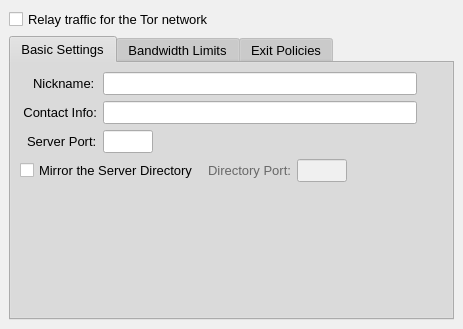
The window that src/gui/config/serverpage.ui (a-ilin/vidalia) describes before a commit, drawn with Qt 5.
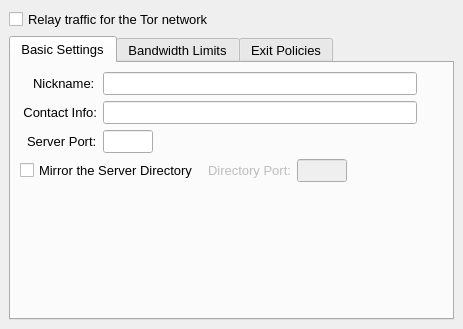
The same window after the commit. Icons and pictures are not drawn.

Commit message:
Remove the custom palette settings in all .ui files.
svn:r1925

The edit to the form file:
```diff
--- a/src/gui/config/serverpage.ui
+++ b/src/gui/config/serverpage.ui
@@ -9,475 +9,6 @@
     <height>329</height>
    </rect>
   </property>
-  <property name="palette" >
-   <palette>
-    <active>
-     <colorrole role="WindowText" >
-      <brush brushstyle="SolidPattern" >
-       <color alpha="255" >
-        <red>0</red>
-        <green>0</green>
-        <blue>0</blue>
-       </color>
-      </brush>
-     </colorrole>
-     <colorrole role="Button" >
-      <brush brushstyle="SolidPattern" >
-       <color alpha="255" >
-        <red>208</red>
-        <green>208</green>
-        <blue>208</blue>
-       </color>
-      </brush>
-     </colorrole>
-     <colorrole role="Light" >
-      <brush brushstyle="SolidPattern" >
-       <color alpha="255" >
-        <red>255</red>
-        <green>255</green>
-        <blue>255</blue>
-       </color>
-      </brush>
-     </colorrole>
-     <colorrole role="Midlight" >
-      <brush brushstyle="SolidPattern" >
-       <color alpha="255" >
-        <red>247</red>
-        <green>247</green>
-        <blue>247</blue>
-       </color>
-      </brush>
-     </colorrole>
-     <colorrole role="Dark" >
-      <brush brushstyle="SolidPattern" >
-       <color alpha="255" >
-        <red>104</red>
-        <green>104</green>
-        <blue>104</blue>
-       </color>
-      </brush>
-     </colorrole>
-     <colorrole role="Mid" >
-      <brush brushstyle="SolidPattern" >
-       <color alpha="255" >
-        <red>139</red>
-        <green>139</green>
-        <blue>139</blue>
-       </color>
-      </brush>
-     </colorrole>
-     <colorrole role="Text" >
-      <brush brushstyle="SolidPattern" >
-       <color alpha="255" >
-        <red>0</red>
-        <green>0</green>
-        <blue>0</blue>
-       </color>
-      </brush>
-     </colorrole>
-     <colorrole role="BrightText" >
-      <brush brushstyle="SolidPattern" >
-       <color alpha="255" >
-        <red>255</red>
-        <green>255</green>
-        <blue>255</blue>
-       </color>
-      </brush>
-     </colorrole>
-     <colorrole role="ButtonText" >
-      <brush brushstyle="SolidPattern" >
-       <color alpha="255" >
-        <red>0</red>
-        <green>0</green>
-        <blue>0</blue>
-       </color>
-      </brush>
-     </colorrole>
-     <colorrole role="Base" >
-      <brush brushstyle="SolidPattern" >
-       <color alpha="255" >
-        <red>255</red>
-        <green>255</green>
-        <blue>255</blue>
-       </color>
-      </brush>
-     </colorrole>
-     <colorrole role="Window" >
-      <brush brushstyle="SolidPattern" >
-       <color alpha="255" >
-        <red>240</red>
-        <green>240</green>
-        <blue>240</blue>
-       </color>
-      </brush>
-     </colorrole>
-     <colorrole role="Shadow" >
-      <brush brushstyle="SolidPattern" >
-       <color alpha="255" >
-        <red>0</red>
-        <green>0</green>
-        <blue>0</blue>
-       </color>
-      </brush>
-     </colorrole>
-     <colorrole role="Highlight" >
-      <brush brushstyle="SolidPattern" >
-       <color alpha="255" >
-        <red>0</red>
-        <green>0</green>
-        <blue>128</blue>
-       </color>
-      </brush>
-     </colorrole>
-     <colorrole role="HighlightedText" >
-      <brush brushstyle="SolidPattern" >
-       <color alpha="255" >
-        <red>255</red>
-        <green>255</green>
-        <blue>255</blue>
-       </color>
-      </brush>
-     </colorrole>
-     <colorrole role="Link" >
-      <brush brushstyle="SolidPattern" >
-       <color alpha="255" >
-        <red>0</red>
-        <green>0</green>
-        <blue>255</blue>
-       </color>
-      </brush>
-     </colorrole>
-     <colorrole role="LinkVisited" >
-      <brush brushstyle="SolidPattern" >
-       <color alpha="255" >
-        <red>255</red>
-        <green>0</green>
-        <blue>255</blue>
-       </color>
-      </brush>
-     </colorrole>
-     <colorrole role="AlternateBase" >
-      <brush brushstyle="SolidPattern" >
-       <color alpha="255" >
-        <red>231</red>
-        <green>231</green>
-        <blue>231</blue>
-       </color>
-      </brush>
-     </colorrole>
-    </active>
-    <inactive>
-     <colorrole role="WindowText" >
-      <brush brushstyle="SolidPattern" >
-       <color alpha="255" >
-        <red>0</red>
-        <green>0</green>
-        <blue>0</blue>
-       </color>
-      </brush>
-     </colorrole>
-     <colorrole role="Button" >
-      <brush brushstyle="SolidPattern" >
-       <color alpha="255" >
-        <red>208</red>
-        <green>208</green>
-        <blue>208</blue>
-       </color>
-      </brush>
-     </colorrole>
-     <colorrole role="Light" >
-      <brush brushstyle="SolidPattern" >
-       <color alpha="255" >
-        <red>255</red>
-        <green>255</green>
-        <blue>255</blue>
-       </color>
-      </brush>
-     </colorrole>
-     <colorrole role="Midlight" >
-      <brush brushstyle="SolidPattern" >
-       <color alpha="255" >
-        <red>247</red>
-        <green>247</green>
-        <blue>247</blue>
-       </color>
-      </brush>
-     </colorrole>
-     <colorrole role="Dark" >
-      <brush brushstyle="SolidPattern" >
-       <color alpha="255" >
-        <red>104</red>
-        <green>104</green>
-        <blue>104</blue>
-       </color>
-      </brush>
-     </colorrole>
-     <colorrole role="Mid" >
-      <brush brushstyle="SolidPattern" >
-       <color alpha="255" >
-        <red>139</red>
-        <green>139</green>
-        <blue>139</blue>
-       </color>
-      </brush>
-     </colorrole>
-     <colorrole role="Text" >
-      <brush brushstyle="SolidPattern" >
-       <color alpha="255" >
-        <red>0</red>
-        <green>0</green>
-        <blue>0</blue>
-       </color>
-      </brush>
-     </colorrole>
-     <colorrole role="BrightText" >
-      <brush brushstyle="SolidPattern" >
-       <color alpha="255" >
-        <red>255</red>
-        <green>255</green>
-        <blue>255</blue>
-       </color>
-      </brush>
-     </colorrole>
-     <colorrole role="ButtonText" >
-      <brush brushstyle="SolidPattern" >
-       <color alpha="255" >
-        <red>0</red>
-        <green>0</green>
-        <blue>0</blue>
-       </color>
-      </brush>
-     </colorrole>
-     <colorrole role="Base" >
-      <brush brushstyle="SolidPattern" >
-       <color alpha="255" >
-        <red>255</red>
-        <green>255</green>
-        <blue>255</blue>
-       </color>
-      </brush>
-     </colorrole>
-     <colorrole role="Window" >
-      <brush brushstyle="SolidPattern" >
-       <color alpha="255" >
-        <red>240</red>
-        <green>240</green>
-        <blue>240</blue>
-       </color>
-      </brush>
-     </colorrole>
-     <colorrole role="Shadow" >
-      <brush brushstyle="SolidPattern" >
-       <color alpha="255" >
-        <red>0</red>
-        <green>0</green>
-        <blue>0</blue>
-       </color>
-      </brush>
-     </colorrole>
-     <colorrole role="Highlight" >
-      <brush brushstyle="SolidPattern" >
-       <color alpha="255" >
-        <red>192</red>
-        <green>192</green>
-        <blue>192</blue>
-       </color>
-      </brush>
-     </colorrole>
-     <colorrole role="HighlightedText" >
-      <brush brushstyle="SolidPattern" >
-       <color alpha="255" >
-        <red>0</red>
-        <green>0</green>
-        <blue>0</blue>
-       </color>
-      </brush>
-     </colorrole>
-     <colorrole role="Link" >
-      <brush brushstyle="SolidPattern" >
-       <color alpha="255" >
-        <red>0</red>
-        <green>0</green>
-        <blue>255</blue>
-       </color>
-      </brush>
-     </colorrole>
-     <colorrole role="LinkVisited" >
-      <brush brushstyle="SolidPattern" >
-       <color alpha="255" >
-        <red>255</red>
-        <green>0</green>
-        <blue>255</blue>
-       </color>
-      </brush>
-     </colorrole>
-     <colorrole role="AlternateBase" >
-      <brush brushstyle="SolidPattern" >
-       <color alpha="255" >
-        <red>231</red>
-        <green>231</green>
-        <blue>231</blue>
-       </color>
-      </brush>
-     </colorrole>
-    </inactive>
-    <disabled>
-     <colorrole role="WindowText" >
-      <brush brushstyle="SolidPattern" >
-       <color alpha="255" >
-        <red>104</red>
-        <green>104</green>
-        <blue>104</blue>
-       </color>
-      </brush>
-     </colorrole>
-     <colorrole role="Button" >
-      <brush brushstyle="SolidPattern" >
-       <color alpha="255" >
-        <red>208</red>
-        <green>208</green>
-        <blue>208</blue>
-       </color>
-      </brush>
-     </colorrole>
-     <colorrole role="Light" >
-      <brush brushstyle="SolidPattern" >
-       <color alpha="255" >
-        <red>255</red>
-        <green>255</green>
-        <blue>255</blue>
-       </color>
-      </brush>
-     </colorrole>
-     <colorrole role="Midlight" >
-      <brush brushstyle="SolidPattern" >
-       <color alpha="255" >
-        <red>247</red>
-        <green>247</green>
-        <blue>247</blue>
-       </color>
-      </brush>
-     </colorrole>
-     <colorrole role="Dark" >
-      <brush brushstyle="SolidPattern" >
-       <color alpha="255" >
-        <red>104</red>
-        <green>104</green>
-        <blue>104</blue>
-       </color>
-      </brush>
-     </colorrole>
-     <colorrole role="Mid" >
-      <brush brushstyle="SolidPattern" >
-       <color alpha="255" >
-        <red>139</red>
-        <green>139</green>
-        <blue>139</blue>
-       </color>
-      </brush>
-     </colorrole>
-     <colorrole role="Text" >
-      <brush brushstyle="SolidPattern" >
-       <color alpha="255" >
-        <red>104</red>
-        <green>104</green>
-        <blue>104</blue>
-       </color>
-      </brush>
-     </colorrole>
-     <colorrole role="BrightText" >
-      <brush brushstyle="SolidPattern" >
-       <color alpha="255" >
-        <red>255</red>
-        <green>255</green>
-        <blue>255</blue>
-       </color>
-      </brush>
-     </colorrole>
-     <colorrole role="ButtonText" >
-      <brush brushstyle="SolidPattern" >
-       <color alpha="255" >
-        <red>104</red>
-        <green>104</green>
-        <blue>104</blue>
-       </color>
-      </brush>
-     </colorrole>
-     <colorrole role="Base" >
-      <brush brushstyle="SolidPattern" >
-       <color alpha="255" >
-        <red>240</red>
-        <green>240</green>
-        <blue>240</blue>
-       </color>
-      </brush>
-     </colorrole>
-     <colorrole role="Window" >
-      <brush brushstyle="SolidPattern" >
-       <color alpha="255" >
-        <red>240</red>
-        <green>240</green>
-        <blue>240</blue>
-       </color>
-      </brush>
-     </colorrole>
-     <colorrole role="Shadow" >
-      <brush brushstyle="SolidPattern" >
-       <color alpha="255" >
-        <red>0</red>
-        <green>0</green>
-        <blue>0</blue>
-       </color>
-      </brush>
-     </colorrole>
-     <colorrole role="Highlight" >
-      <brush brushstyle="SolidPattern" >
-       <color alpha="255" >
-        <red>0</red>
-        <green>0</green>
-        <blue>128</blue>
-       </color>
-      </brush>
-     </colorrole>
-     <colorrole role="HighlightedText" >
-      <brush brushstyle="SolidPattern" >
-       <color alpha="255" >
-        <red>255</red>
-        <green>255</green>
-        <blue>255</blue>
-       </color>
-      </brush>
-     </colorrole>
-     <colorrole role="Link" >
-      <brush brushstyle="SolidPattern" >
-       <color alpha="255" >
-        <red>0</red>
-        <green>0</green>
-        <blue>255</blue>
-       </color>
-      </brush>
-     </colorrole>
-     <colorrole role="LinkVisited" >
-      <brush brushstyle="SolidPattern" >
-       <color alpha="255" >
-        <red>255</red>
-        <green>0</green>
-        <blue>255</blue>
-       </color>
-      </brush>
-     </colorrole>
-     <colorrole role="AlternateBase" >
-      <brush brushstyle="SolidPattern" >
-       <color alpha="255" >
-        <red>231</red>
-        <green>231</green>
-        <blue>231</blue>
-       </color>
-      </brush>
-     </colorrole>
-    </disabled>
-   </palette>
-  </property>
   <property name="font" >
    <font>
     <pointsize>10</pointsize>
```
The commit also changes 12 other files.
